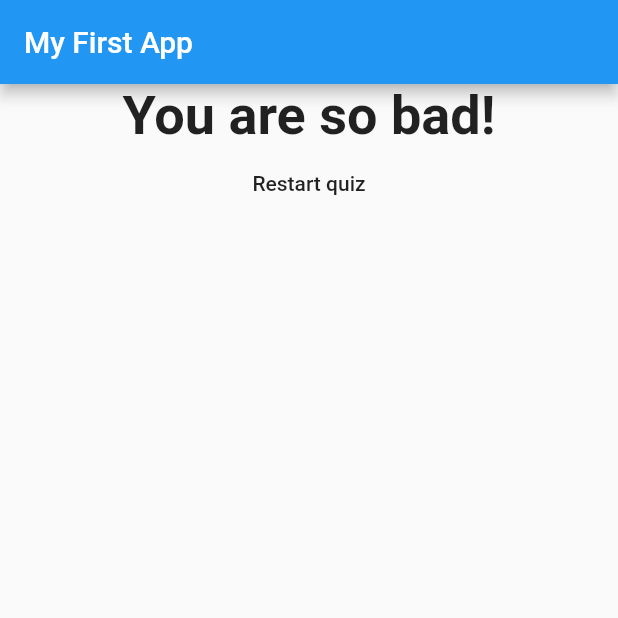
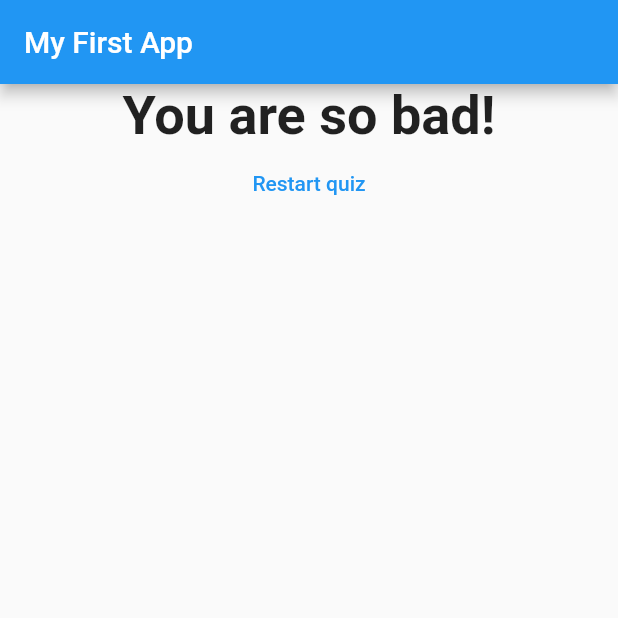
Before and after one commit to deepBn/flutter-course-quiz, a Flutter app: the screen it shows after launch, after a tap on "Black", after a tap on "Snake", after a tap on "Banana", on a phone screen of 412 x 824 dp, the top half of it. Run offline on Flutter 3.47's test engine with Material 2 defaults, Android fonts, the phone set to English and light mode, and no system bars.

```diff
--- a/lib/main.dart
+++ b/lib/main.dart
@@ -53,6 +53,13 @@ class _MyAppState extends State<MyApp> {
     print(_questionIndex);
   }
 
+  void _resetQuiz() {
+    setState(() {
+      _questionIndex = 0;
+      _totalScore = 0;
+    });
+  }
+
   @override
   Widget build(BuildContext context) {
     return MaterialApp(
@@ -66,7 +73,7 @@ class _MyAppState extends State<MyApp> {
                 answerQuestion: _answerQuestion,
                 questionIndex: _questionIndex,
               )
-            : Result(_totalScore),
+            : Result(_totalScore, _resetQuiz),
       ),
     );
   }
--- a/lib/result.dart
+++ b/lib/result.dart
@@ -3,8 +3,9 @@ import 'package:flutter/rendering.dart';
 
 class Result extends StatelessWidget {
   final int resultScore;
+  final Function resetHandler;
 
-  Result(this.resultScore);
+  Result(this.resultScore, this.resetHandler);
 
   String get resultPhrase {
     String resultText;
@@ -32,7 +33,8 @@ class Result extends StatelessWidget {
           ),
           FlatButton(
             child: Text('Restart quiz'),
-            onPressed: () {},
+            onPressed: resetHandler,
+            textColor: Colors.blue,
           )
         ],
       ),
```
